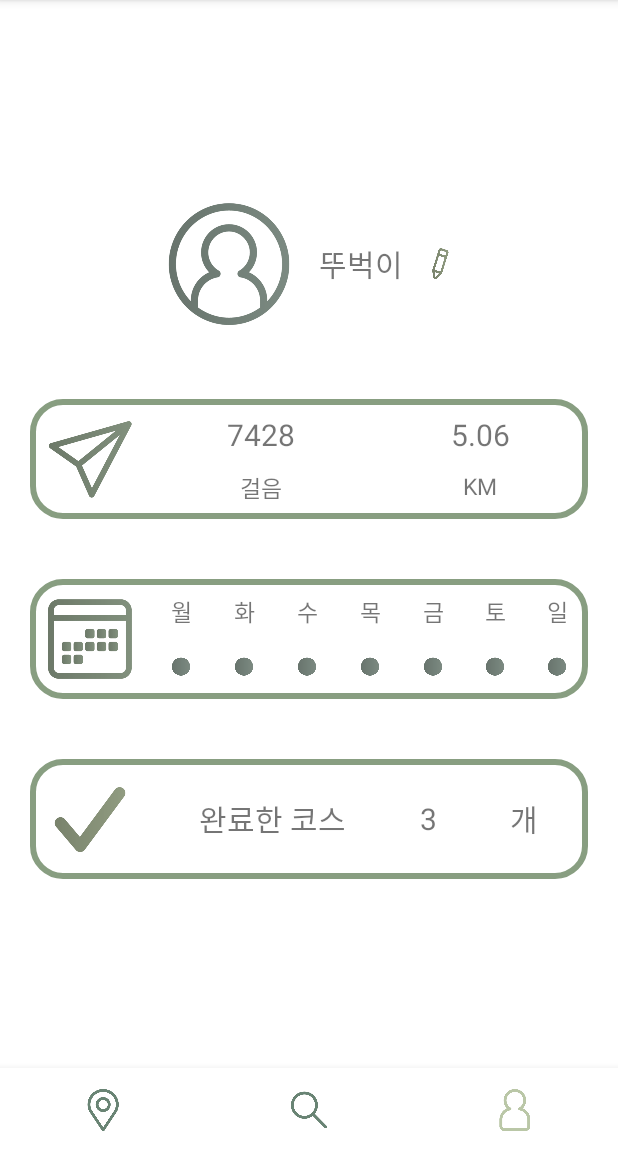
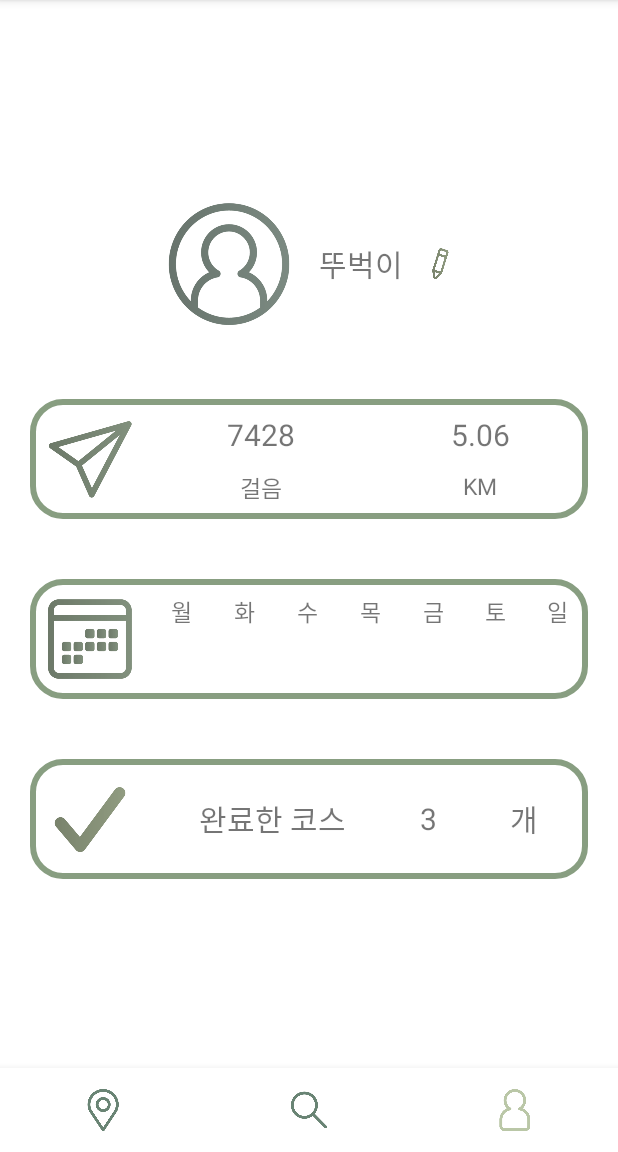
Before and after one commit to wowthing/android_ttubeok, an Android app: the screen it shows after launch (MainActivity), item 3 of the bottom bar chosen, on a phone screen of 412 x 824 dp, the part 84-1236 px from its top. Run offline under Robolectric (Android 15) with nearby library versions, the phone set to English and light mode, and no system bars; our stand-ins replace Firebase (no records; nobody signed in at launch, a user with empty details on screens opened directly); libraries missing offline, so code that uses them is left out: com.naver.maps; 3 statements that could not run were skipped.

Commit message:
마이페이지-달력구현

```diff
--- a/app/src/main/res/layout/fragment_bottom3.xml
+++ b/app/src/main/res/layout/fragment_bottom3.xml
@@ -128,16 +128,18 @@
             android:text="월" />
 
         <ImageView
+            android:id="@+id/day_1"
             android:layout_width="20dp"
             android:layout_height="20dp"
-            android:src="@drawable/circle"
             android:layout_row="1"
+            android:layout_rowWeight="1"
             android:layout_column="1"
-            android:layout_rowWeight="1"
             android:layout_columnWeight="1"
             android:layout_gravity="center_horizontal"
+            android:contentDescription="circle"
             android:paddingBottom="10dp"
-            android:contentDescription="circle"/>
+            android:visibility="invisible"
+            android:src="@drawable/circle" />
 
         <TextView
             android:layout_width="wrap_content"
@@ -152,6 +154,7 @@
             android:text="화" />
 
         <ImageView
+            android:id="@+id/day_2"
             android:layout_width="20dp"
             android:layout_height="20dp"
             android:src="@drawable/circle"
@@ -161,6 +164,7 @@
             android:layout_columnWeight="1"
             android:layout_gravity="center_horizontal"
             android:paddingBottom="10dp"
+            android:visibility="invisible"
             android:contentDescription="circle"/>
 
         <TextView
@@ -176,6 +180,7 @@
             android:text="수" />
 
         <ImageView
+            android:id="@+id/day_3"
             android:layout_width="20dp"
             android:layout_height="20dp"
             android:src="@drawable/circle"
@@ -185,6 +190,7 @@
             android:layout_columnWeight="1"
             android:layout_gravity="center_horizontal"
             android:paddingBottom="10dp"
+            android:visibility="invisible"
             android:contentDescription="circle"/>
 
         <TextView
@@ -200,6 +206,7 @@
             android:text="목" />
 
         <ImageView
+            android:id="@+id/day_4"
             android:layout_width="20dp"
             android:layout_height="20dp"
             android:src="@drawable/circle"
@@ -209,6 +216,7 @@
             android:layout_columnWeight="1"
             android:layout_gravity="center_horizontal"
             android:paddingBottom="10dp"
+            android:visibility="invisible"
             android:contentDescription="circle"/>
 
         <TextView
@@ -224,6 +232,7 @@
             android:text="금" />
 
         <ImageView
+            android:id="@+id/day_5"
             android:layout_width="20dp"
             android:layout_height="20dp"
             android:src="@drawable/circle"
@@ -233,6 +242,7 @@
             android:layout_columnWeight="1"
             android:layout_gravity="center_horizontal"
             android:paddingBottom="10dp"
+            android:visibility="invisible"
             android:contentDescription="circle"/>
 
         <TextView
@@ -248,6 +258,7 @@
             android:text="토" />
 
         <ImageView
+            android:id="@+id/day_6"
             android:layout_width="20dp"
             android:layout_height="20dp"
             android:src="@drawable/circle"
@@ -257,6 +268,7 @@
             android:layout_columnWeight="1"
             android:layout_gravity="center_horizontal"
             android:paddingBottom="10dp"
+            android:visibility="invisible"
             android:contentDescription="circle"/>
 
         <TextView
@@ -272,6 +284,7 @@
             android:text="일" />
 
         <ImageView
+            android:id="@+id/day_7"
             android:layout_width="20dp"
             android:layout_height="20dp"
             android:src="@drawable/circle"
@@ -281,6 +294,7 @@
             android:layout_columnWeight="1"
             android:layout_gravity="center_horizontal"
             android:paddingBottom="10dp"
+            android:visibility="invisible"
             android:contentDescription="circle"/>
 
 
```
Also changed, not shown: app/src/main/java/com/example/ttubeog/BottomFragment3.java (+32 -1 lines), app/src/main/java/com/example/ttubeog/resultScore.java (+27 -0 lines).
